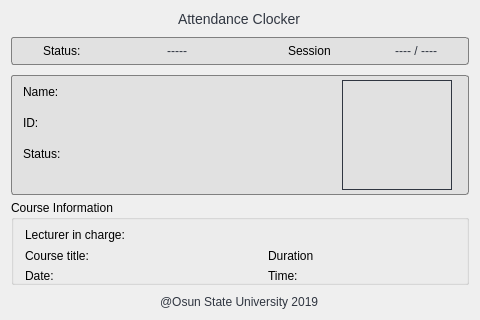
First picture: the form in mainwindow.ui, repository OyeyemiFagbohun/ConsoleTest, before the edit.
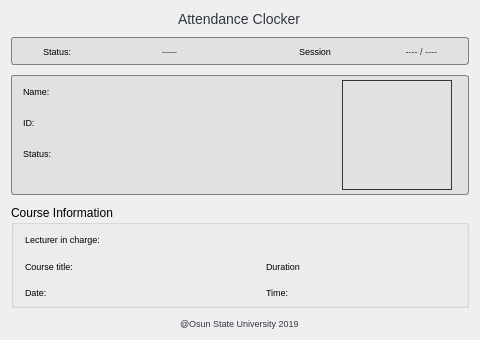
Second picture: the form after the edit.

What changed in the file:
```diff
--- a/mainwindow.ui
+++ b/mainwindow.ui
@@ -7,19 +7,19 @@
     <x>0</x>
     <y>0</y>
     <width>480</width>
-    <height>320</height>
+    <height>340</height>
    </rect>
   </property>
   <property name="minimumSize">
    <size>
     <width>480</width>
-    <height>320</height>
+    <height>340</height>
    </size>
   </property>
   <property name="maximumSize">
    <size>
     <width>480</width>
-    <height>320</height>
+    <height>340</height>
    </size>
   </property>
   <property name="windowTitle">
@@ -27,7 +27,7 @@
   </property>
   <property name="styleSheet">
    <string notr="true">QFrame#frame, QFrame#frame2{background: #E1E1E1; border: 1px solid grey; border-radius: 3px;}
-QLabel{color: #303641;}</string>
+QLabel{color: #303641; font-size: 9px;}</string>
   </property>
   <widget class="QWidget" name="centralWidget">
    <layout class="QVBoxLayout" name="verticalLayout">
```
